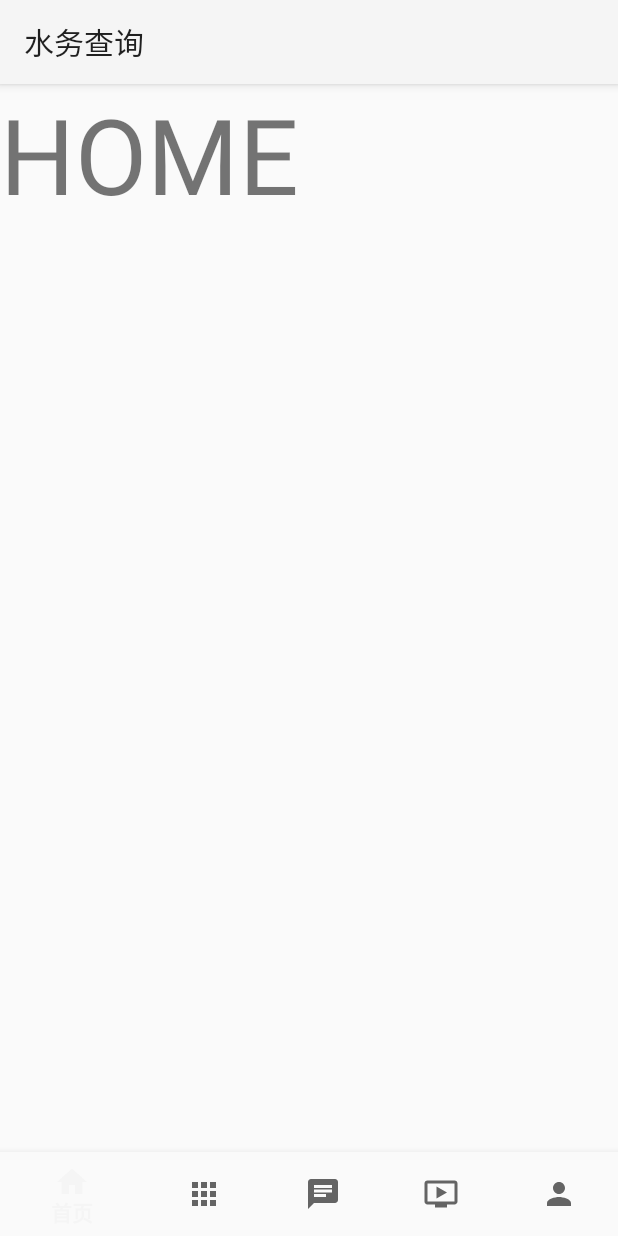
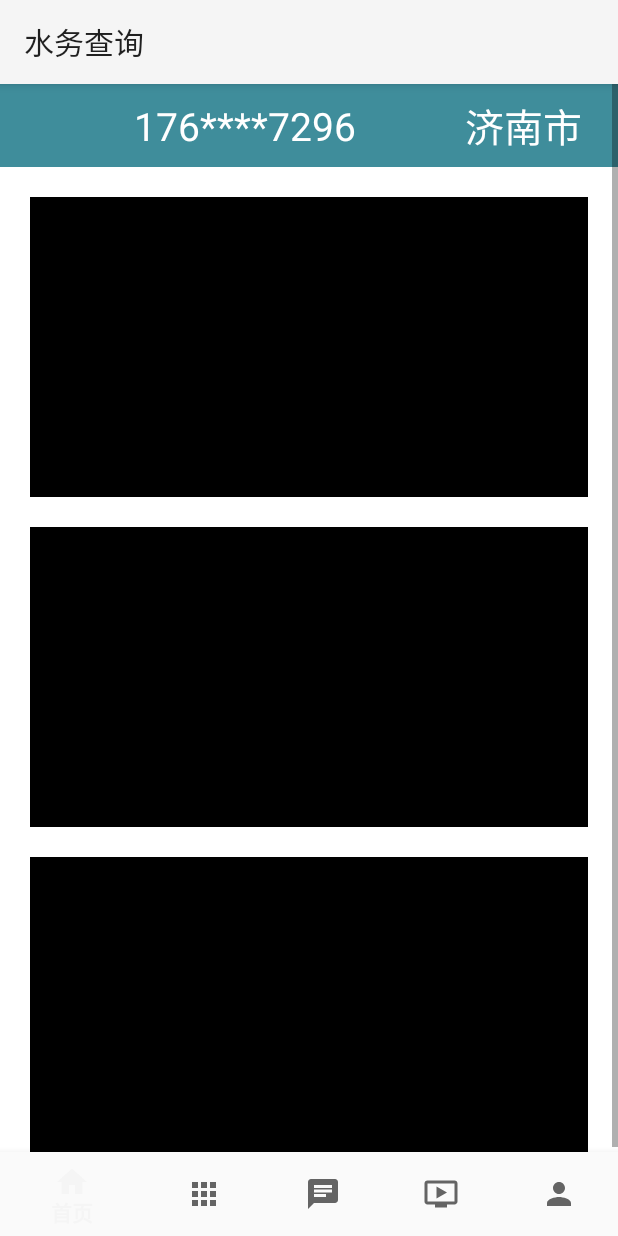
Before and after one commit to CoCoCorina/Water_Query, an Android app: the HomeFragment screen opened directly, with no data from a screen before it, on a phone screen of 412 x 824 dp. Run offline under Robolectric (Android 15) with nearby library versions, the phone set to English and light mode, and no system bars; our stand-ins replace Picasso.

Commit message:
主界面
更新了主界面的UI

```diff
--- a/app/src/main/java/com/dev/water_query/activity/WelcomeActivity.java
+++ b/app/src/main/java/com/dev/water_query/activity/WelcomeActivity.java
@@ -22,7 +22,6 @@ import com.dev.water_query.utils.SharedPreferencesUtil;
  * @author: Juston
  * @date: 2020/10/20 11:09
  */
-
 
 public class WelcomeActivity extends AppCompatActivity implements View.OnClickListener {
 
--- a/app/src/main/java/com/dev/water_query/entity/PayInfoEntity.java
+++ b/app/src/main/java/com/dev/water_query/entity/PayInfoEntity.java
@@ -61,7 +61,7 @@ public class PayInfoEntity {
         //微信用
         private String openId;
         //支付时间
-        private TimeBean payTime;
+        private DateTimeEntitiy payTime;
         //手机号
         private String phoneNumber;
         //水号
@@ -111,11 +111,11 @@ public class PayInfoEntity {
             this.openId = openId;
         }
 
-        public TimeBean getPayTime() {
+        public DateTimeEntitiy getPayTime() {
             return payTime;
         }
 
-        public void setPayTime(TimeBean payTime) {
+        public void setPayTime(DateTimeEntitiy payTime) {
             this.payTime = payTime;
         }
 
--- a/app/src/main/java/com/dev/water_query/entity/RecordDataEntity.java
+++ b/app/src/main/java/com/dev/water_query/entity/RecordDataEntity.java
@@ -53,7 +53,7 @@ public class RecordDataEntity {
         private int id;
         private String manuID;
         //接受时间
-        private TimeBean receiveTime;
+        private DateTimeEntitiy receiveTime;
         //串号
         private String serialNum;
         private String temp;
@@ -124,11 +124,11 @@ public class RecordDataEntity {
             this.manuID = manuID;
         }
 
-        public TimeBean getReceiveTime() {
+        public DateTimeEntitiy getReceiveTime() {
             return receiveTime;
         }
 
-        public void setReceiveTime(TimeBean receiveTime) {
+        public void setReceiveTime(DateTimeEntitiy receiveTime) {
             this.receiveTime = receiveTime;
         }
 
--- a/app/src/main/res/layout/home_fragment.xml
+++ b/app/src/main/res/layout/home_fragment.xml
@@ -3,12 +3,90 @@
     xmlns:tools="http://schemas.android.com/tools"
     android:layout_width="match_parent"
     android:layout_height="match_parent"
+    android:background="#FFFFFF"
     tools:context=".fragment.HomeFragment">
 
-    <TextView
+    <ScrollView
         android:layout_width="match_parent"
         android:layout_height="match_parent"
-        android:text="HOME"
-        android:textSize="70dp" />
+        android:layout_gravity="center_vertical">
+
+        <LinearLayout
+            android:layout_width="match_parent"
+            android:layout_height="match_parent"
+            android:orientation="vertical">
+
+            <LinearLayout
+                android:layout_width="match_parent"
+                android:layout_height="55dp">
+
+                <ImageView
+                    android:layout_width="match_parent"
+                    android:layout_height="match_parent"
+                    android:layout_weight="1.3"
+                    android:background="#3F8D9B" />
+
+                <TextView
+                    android:layout_width="match_parent"
+                    android:layout_height="match_parent"
+                    android:layout_weight="0.6"
+                    android:background="#3F8D9B"
+                    android:gravity="center"
+                    android:text="176****7296"
+                    android:textColor="#FFFFFF"
+                    android:textSize="26sp" />
+
+                <TextView
+                    android:layout_width="match_parent"
+                    android:layout_height="match_parent"
+                    android:layout_weight="1"
+                    android:background="#3F8D9B"
+                    android:gravity="center"
+                    android:text="济南市"
+                    android:textColor="#FFFFFF"
+                    android:textSize="26sp" />
+            </LinearLayout>
+
+            <LinearLayout
+                android:layout_width="match_parent"
+                android:layout_height="200dp"
+                android:layout_marginLeft="20dp"
+                android:layout_marginTop="20dp"
+                android:layout_marginRight="20dp"
+                android:background="#000000">
+
+                <GridView
+                    android:layout_width="match_parent"
+                    android:layout_height="match_parent" />
+
+            </LinearLayout>
+
+            <LinearLayout
+                android:layout_width="match_parent"
+                android:layout_height="200dp"
+                android:layout_marginLeft="20dp"
+                android:layout_marginTop="20dp"
+                android:layout_marginRight="20dp"
+                android:background="#000000">
+
+                <android.support.v4.view.ViewPager
+                    android:layout_width="match_parent"
+                    android:layout_height="match_parent" />
+
+            </LinearLayout>
+
+            <LinearLayout
+                android:layout_width="match_parent"
+                android:layout_height="200dp"
+                android:layout_marginLeft="20dp"
+                android:layout_marginTop="20dp"
+                android:layout_marginRight="20dp"
+                android:background="#000000">
+
+            </LinearLayout>
+        </LinearLayout>
+
+
+    </ScrollView>
 
 </FrameLayout>
--- a/app/src/main/res/layout/service_fragment.xml
+++ b/app/src/main/res/layout/service_fragment.xml
@@ -17,7 +17,7 @@
 
             <TextView
                 android:layout_width="match_parent"
-                android:layout_height="50dp"
+                android:layout_height="55dp"
                 android:background="#3F8D9B"
                 android:gravity="center"
                 android:text="便民服务"
```
Also changed, not shown: app/src/main/java/com/dev/water_query/activity/MainActivity.java (+0 -9 lines), app/src/main/java/com/dev/water_query/adapter/ImagePagerAdapter.java (added, +20 -0 lines), app/src/main/java/com/dev/water_query/entity/DateTimeEntitiy.java (renamed from app/src/main/java/com/dev/water_query/entity/TimeBean.java, +7 -7 lines).
